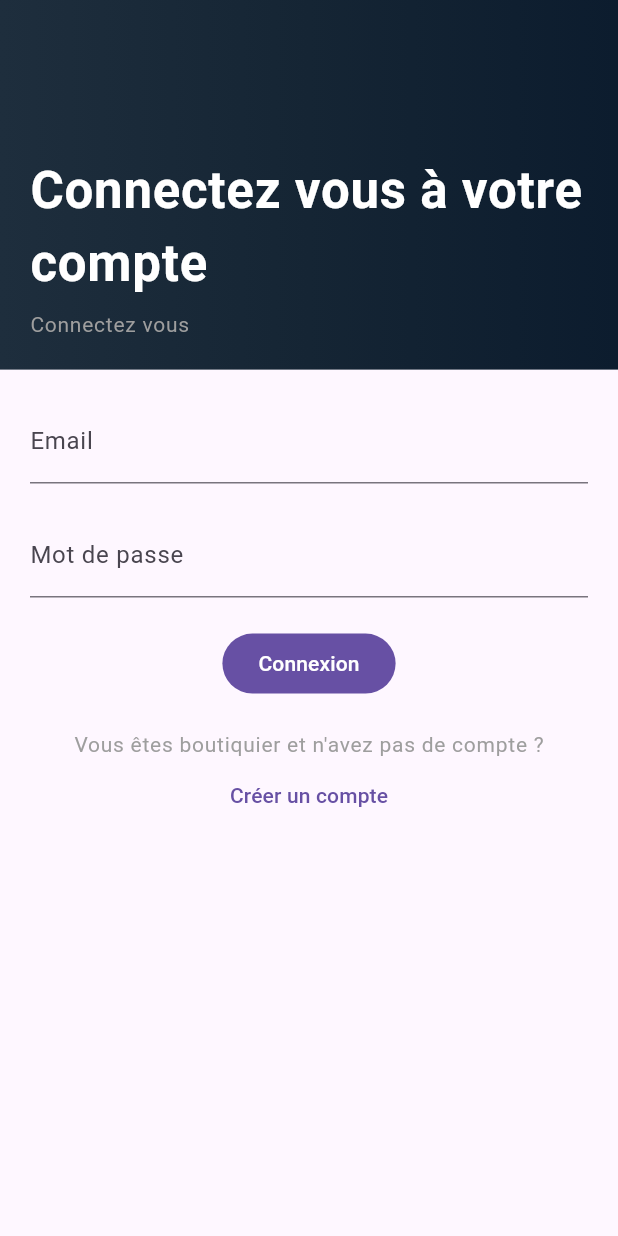
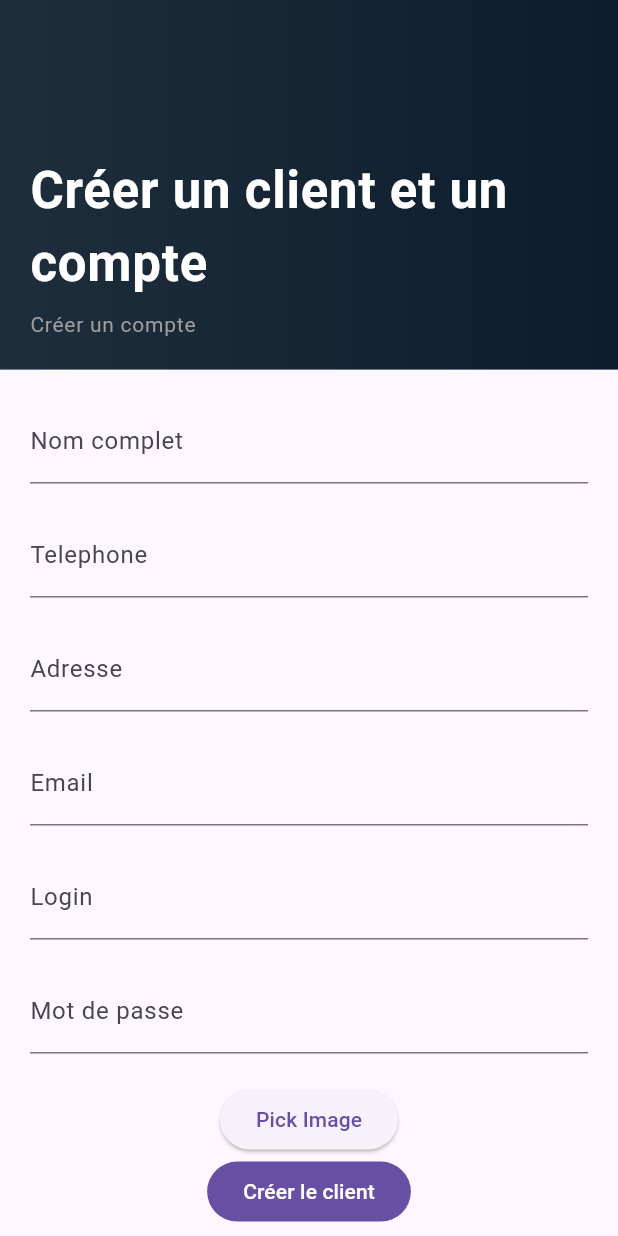
Before and after one commit to kakolats/spring-boot-store-debt-app-api, a Flutter app: the SideDrawerBoutiquier widget shown alone on an empty page, opened directly, after a tap on "Créer un client", on a phone screen of 412 x 824 dp. Run offline on Flutter 3.47's test engine with Material 3 defaults, Android fonts, the phone set to English and light mode, and no system bars; our stand-ins replace dio, get, image_picker, shared_preferences; accounts and stored records are empty; network calls fail.

Commit message:
client add - client debts (boutiquier view)

```diff
--- /dev/null
+++ b/mobile/lib/app/data/models/register_client_model.dart
@@ -0,0 +1,39 @@
+class RegisterClientModel{
+  String surname;
+  String telephone;
+  String adresse;
+  String email;
+  String password;
+  String login;
+
+  RegisterClientModel({
+    required this.surname,
+    required this.telephone,
+    required this.adresse,
+    required this.email,
+    required this.password,
+    required this.login,
+  });
+
+  factory RegisterClientModel.fromJson(Map<String, dynamic> json) {
+    return RegisterClientModel(
+      surname: json['surname'],
+      telephone: json['telephone'],
+      adresse: json['adresse'],
+      email: json['email'],
+      password: json['password'],
+      login: json['login'],
+    );
+  }
+
+  Map<String, dynamic> toJson() {
+    return {
+      'surname': surname,
+      'telephone': telephone,
+      'adresse': adresse,
+      'email': email,
+      'password': password,
+      'login': login,
+    };
+  }
+}
--- /dev/null
+++ b/mobile/lib/app/modules/auth/register-classe/bindings/register_classe_binding.dart
@@ -0,0 +1,12 @@
+import 'package:get/get.dart';
+
+import '../controllers/register_classe_controller.dart';
+
+class RegisterClasseBinding extends Bindings {
+  @override
+  void dependencies() {
+    Get.lazyPut<RegisterClasseController>(
+      () => RegisterClasseController(),
+    );
+  }
+}
--- /dev/null
+++ b/mobile/lib/app/modules/auth/register-classe/controllers/register_classe_controller.dart
@@ -0,0 +1,71 @@
+import 'dart:io';
+
+import 'package:flutter/material.dart';
+import 'package:get/get.dart';
+import 'package:image_picker/image_picker.dart';
+import 'package:show_debt_app/app/data/models/register_client_model.dart';
+import 'package:show_debt_app/app/data/repositories/auth_repository.dart';
+
+class RegisterClasseController extends GetxController {
+  //TODO: Implement RegisterClasseController
+
+  RxBool isLoading = false.obs;
+  RxString errorMessage = ''.obs;
+  final registerClasseFormKey = GlobalKey<FormState>();
+
+  TextEditingController surnameController = TextEditingController();
+  TextEditingController telephoneController = TextEditingController();
+  TextEditingController adresseController = TextEditingController();
+  TextEditingController emailController = TextEditingController();
+  TextEditingController loginController = TextEditingController();
+  TextEditingController passwordController = TextEditingController();
+  Rx<File?> selectedImage = Rx<File?>(null);
+
+
+  Future<void> pickImage() async {
+    final ImagePicker picker = ImagePicker();
+    final XFile? image = await picker.pickImage(source: ImageSource.gallery);
+    if (image != null) {
+      selectedImage.value = File(image.path);
+    }
+  }
+
+  void register() async{
+    if (isLoading.value || registerClasseFormKey.currentState?.validate() != true){
+      print('no go');
+      return;
+    }
+    isLoading.value = true;
+    print("It is in");
+    if (selectedImage.value != null) {
+      RegisterClientModel rm = new RegisterClientModel(surname: surnameController.text,telephone: telephoneController.text,adresse: adresseController.text,email: emailController.text, password: passwordController.text, login: loginController.text);
+      var response = await AuthRepository().registerClient(rm, selectedImage.value!);
+      isLoading(false);
+      print("It is in deeper");
+      if (response!=null) {
+        Get.offAllNamed('/boutiquier');
+      } else {
+        // Set error message if login fails
+        errorMessage("Une erreur interne est survenue, veuillez rééssayer");
+      }
+    }else{
+
+    }
+  }
+
+  @override
+  void onInit() {
+    super.onInit();
+  }
+
+  @override
+  void onReady() {
+    super.onReady();
+  }
+
+  @override
+  void onClose() {
+    super.onClose();
+  }
+
+}
--- /dev/null
+++ b/mobile/lib/app/modules/auth/register-classe/views/register_classe_view.dart
@@ -0,0 +1,146 @@
+import 'package:flutter/material.dart';
+
+import 'package:get/get.dart';
+import 'package:show_debt_app/utils/common_widgets/gradient_background.dart';
+
+import '../controllers/register_classe_controller.dart';
+
+class RegisterClasseView extends GetView<RegisterClasseController> {
+  const RegisterClasseView({super.key});
+  @override
+  Widget build(BuildContext context) {
+    return Scaffold(
+      body: ListView(
+        padding: EdgeInsets.zero,
+        children: [
+          const GradientBackground(
+            children: [
+              Text(
+                "Créer un client et un compte",
+                style: TextStyle(
+                  fontWeight: FontWeight.bold,
+                  color: Colors.white,
+                  fontSize: 34,
+                  letterSpacing: 0.5,
+                ),
+              ),
+              SizedBox(height: 6),
+              Text("Créer un compte",
+                  style: TextStyle(
+                    color: Colors.grey,
+                    letterSpacing: 0.5,
+                  )),
+            ],
+          ),
+          Form(
+            key: controller.registerClasseFormKey,
+            child: Padding(
+              padding: const EdgeInsets.all(20),
+              child: Column(
+                children: [
+                  Padding(
+                    padding: const EdgeInsets.only(bottom: 20),
+                    child: TextFormField(
+                      controller: controller.surnameController,
+                      decoration: InputDecoration(labelText: 'Nom complet'),
+                      validator: (value) {
+                        if (value == null || value.isEmpty) {
+                          return 'Veuillez entrer le nom complet';
+                        }
+                        return null;
+                      },
+                    ),
+                  ),
+                  Padding(
+                    padding: const EdgeInsets.only(bottom: 20),
+                    child: TextFormField(
+                      controller: controller.telephoneController,
+                      decoration: InputDecoration(labelText: 'Telephone'),
+                      validator: (value) {
+                        if (value == null || value.isEmpty) {
+                          return 'Veuillez entrer le telephone';
+                        }
+                        return null;
+                      },
+                    ),
+                  ),
+                  Padding(
+                    padding: const EdgeInsets.only(bottom: 20),
+                    child: TextFormField(
+                      controller: controller.adresseController,
+                      decoration: InputDecoration(labelText: 'Adresse'),
+                      validator: (value) {
+                        if (value == null || value.isEmpty) {
+                          return 'Veuillez entrer l\'adresse';
+                        }
+                        return null;
+                      },
+                    ),
+                  ),
+                  Padding(
+                    padding: const EdgeInsets.only(bottom: 20),
+                    child: TextFormField(
+                      controller: controller.emailController,
+                      decoration: InputDecoration(labelText: 'Email'),
+                      validator: (value) {
+                        if (value == null || value.isEmpty) {
+                          return 'Veuillez entrer l\'adresse email';
+                        }
+                        return null;
+                      },
+                    ),
+                  ),
+                  Padding(
+                    padding: const EdgeInsets.only(bottom: 20),
+                    child: TextFormField(
+                      controller: controller.loginController,
+                      decoration: InputDecoration(labelText: 'Login'),
+                      validator: (value) {
+                        if (value == null || value.isEmpty) {
+                          return 'Veuillez entrer le login';
+                        }
+                        return null;
+                      },
+                    ),
+                  ),
+                  TextFormField(
+                    controller: controller.passwordController,
+                    decoration: InputDecoration(labelText: 'Mot de passe'),
+                    obscureText: true,
+                    validator: (value) {
+                      if (value == null || value.isEmpty) {
+                        return 'Veuillez entrer le mot de passe';
+                      }
+                      return null;
+                    },
+                  ),
+                  const SizedBox(height: 20),
+                  ElevatedButton(
+                    onPressed: controller.pickImage,
+                    child: Text('Pick Image'),
+                  ),
+
+                  Obx(() => controller.selectedImage.value != null
+                      ? Image.file(
+                    controller.selectedImage.value!,
+                    height: 150,
+                    fit: BoxFit.cover,
+                  )
+                      : Container()),
+                  FilledButton(
+                    onPressed: () {
+                      if (controller.registerClasseFormKey.currentState?.validate() ?? false) {
+                        controller.register();
+                      }
+                    },
+                    child: Text('Créer le client'),
+                  ),
+                ],
+              ),
+            ),
+          ),
+        ],
+      ),
+    );
+  }
+}
--- a/mobile/lib/app/routes/app_routes.dart
+++ b/mobile/lib/app/routes/app_routes.dart
@@ -9,6 +9,8 @@ abstract class Routes {
   static const BOUTIQUIER = _Paths.BOUTIQUIER;
   static const CLIENT = _Paths.CLIENT;
   static const REGISTER = _Paths.AUTH + _Paths.REGISTER;
+  static const DETTES = _Paths.BOUTIQUIER + _Paths.DETTES;
+  static const REGISTER_CLASSE = _Paths.AUTH + _Paths.REGISTER_CLASSE;
 }
 
 abstract class _Paths {
@@ -19,4 +21,6 @@ abstract class _Paths {
   static const BOUTIQUIER = '/boutiquier';
   static const CLIENT = '/client';
   static const REGISTER = '/register';
+  static const DETTES = '/dettes/:id';
+  static const REGISTER_CLASSE = '/register-classe';
 }
--- a/mobile/lib/utils/profile_widgets/side_drawer_boutiquier.dart
+++ b/mobile/lib/utils/profile_widgets/side_drawer_boutiquier.dart
@@ -16,20 +16,20 @@ class SideDrawerBoutiquier extends StatelessWidget{
             decoration: BoxDecoration(
               color: Colors.blue,
             ),
-            child: Text('Menu client'),
+            child: Text('Menu boutiquier'),
           ),
           ListTile(
             leading: const Icon(Icons.logout),
             title: const Text('Créer un client'),
             onTap: () {
-              authController.logout();
+              Get.offAllNamed('/auth/register-classe');
             },
           ),
           ListTile(
             leading: const Icon(Icons.logout),
             title: const Text('Liste des clients'),
             onTap: () {
-              authController.logout();
+              Get.offAllNamed('/boutiquier');
             },
           ),
           ListTile(
```
Also changed, not shown: mobile/lib/app/data/repositories/auth_repository.dart (+9 -0 lines), mobile/lib/app/data/repositories/boutiquier_repository.dart (added, +33 -0 lines), mobile/lib/app/modules/auth/providers/register_provider.dart (+40 -0 lines), mobile/lib/app/modules/boutiquier/controllers/boutiquier_controller.dart (+33 -1 lines), mobile/lib/app/modules/boutiquier/dettes/bindings/dettes_binding.dart (added, +12 -0 lines), mobile/lib/app/modules/boutiquier/dettes/controllers/dettes_controller.dart (added, +40 -0 lines), mobile/lib/app/modules/boutiquier/dettes/views/dettes_view.dart (added, +79 -0 lines), mobile/lib/app/modules/boutiquier/providers/boutiquier_provider.dart (added, +39 -0 lines), mobile/lib/app/modules/boutiquier/views/boutiquier_view.dart (+96 -9 lines), mobile/lib/app/routes/app_pages.dart (+16 -0 lines), 1 other file.
